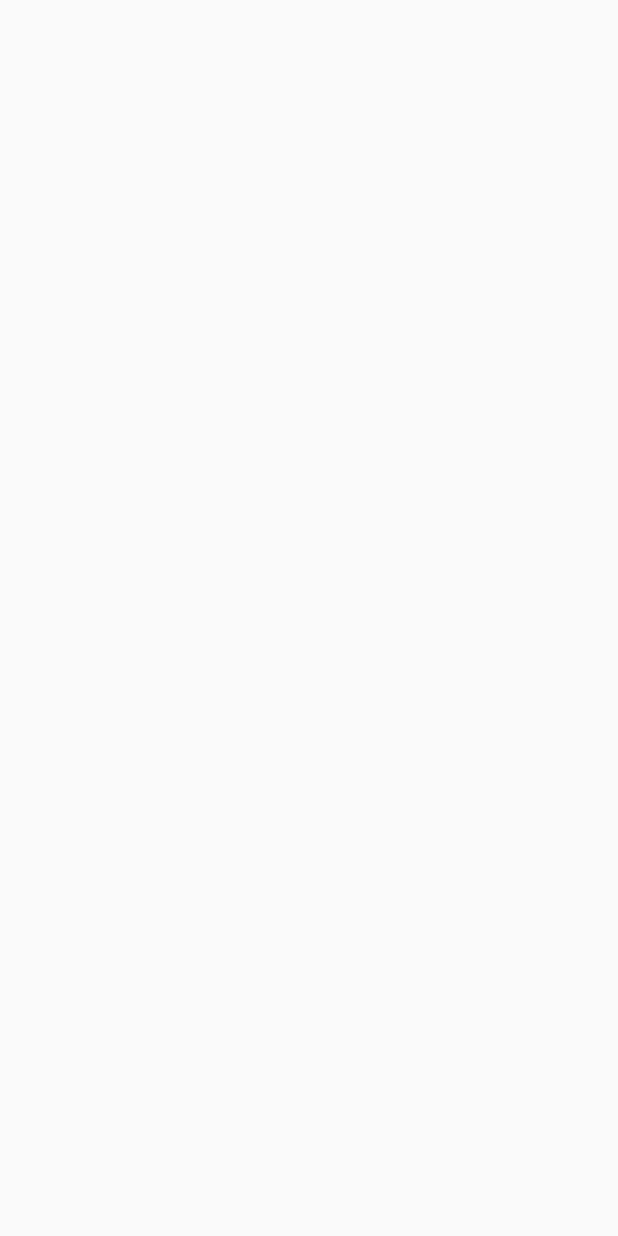
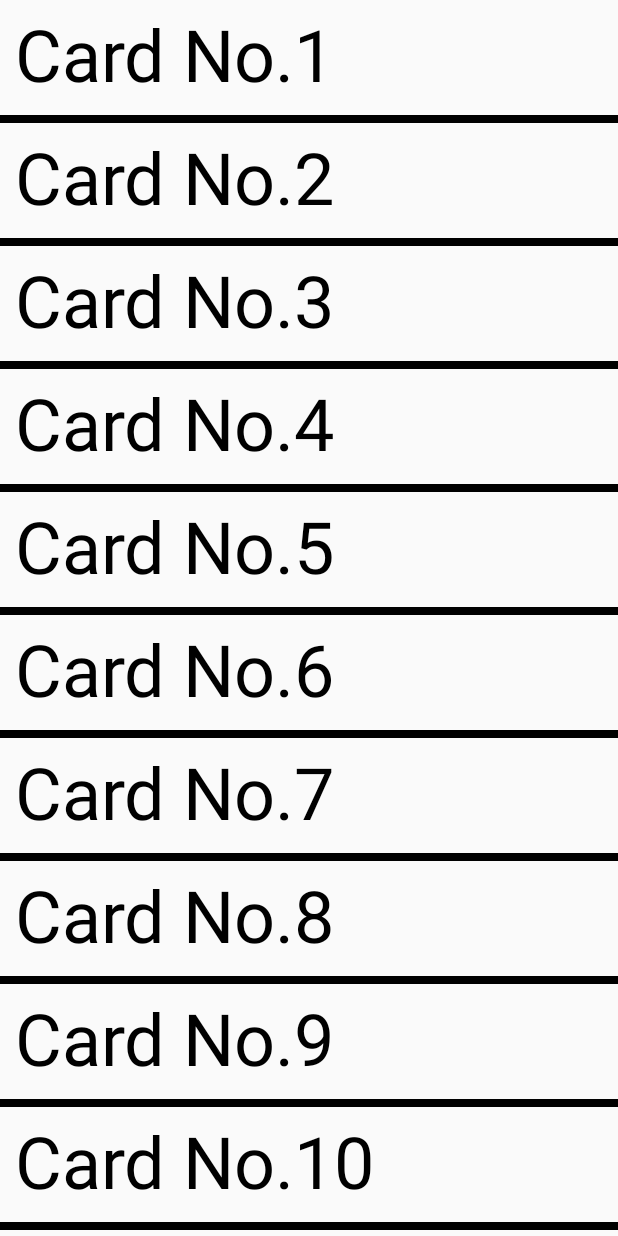
Before and after one commit to K-Mose/JetpackComposeFundamentals, an Android app built with Jetpack Compose: the screen it shows after launch (RecyclerViewActivity), on a phone screen of 412 x 824 dp. Before the commit the screen is empty. Run offline under Robolectric (Android 15) with nearby library versions, the phone set to English and light mode, and no system bars.

Commit message:
Jetpack Compose - Basic Scrollable List

```diff
--- a/app/src/main/java/com/kmose/jetpackcomposefundamentals/recyclerview/RecyclerViewActivity.kt
+++ b/app/src/main/java/com/kmose/jetpackcomposefundamentals/recyclerview/RecyclerViewActivity.kt
@@ -5,19 +5,45 @@ import androidx.activity.ComponentActivity
 import androidx.activity.compose.setContent
 import androidx.compose.foundation.layout.Column
 import androidx.compose.foundation.layout.fillMaxSize
+import androidx.compose.foundation.layout.padding
+import androidx.compose.material.Divider
 import androidx.compose.material.MaterialTheme
 import androidx.compose.material.Surface
 import androidx.compose.material.Text
 import androidx.compose.runtime.Composable
 import androidx.compose.ui.Modifier
+import androidx.compose.ui.graphics.Color
 import androidx.compose.ui.tooling.preview.Preview
+import androidx.compose.ui.unit.dp
 import com.kmose.jetpackcomposefundamentals.recyclerview.ui.theme.JetpackComposeFundamentalsTheme
+import androidx.compose.foundation.rememberScrollState
+import androidx.compose.foundation.verticalScroll
 
 class RecyclerViewActivity : ComponentActivity() {
     override fun onCreate(savedInstanceState: Bundle?) {
         super.onCreate(savedInstanceState)
         setContent {
-
+            ScrollableColumnDemo()
         }
     }
 }
+
+/*
+Scroll 조건
+1. Get an instacne of ScrollState
+2. Add VerticalScroll modifier
+ */
+@Composable
+fun ScrollableColumnDemo() {
+    val scrollState = rememberScrollState()
+    Column (
+        modifier = Modifier.verticalScroll(scrollState)
+    ) {
+        for (i in 1 .. 100) {
+            Text(text = "Card No.$i",
+                style = MaterialTheme.typography.h3,
+                modifier = Modifier.padding(10.dp))
+            Divider(color = Color.Black, thickness = 5.dp )
+        }
+    }
+}
--- a/build.gradle
+++ b/build.gradle
@@ -6,7 +6,7 @@ buildscript {
 plugins {
     id 'com.android.application' version '7.1.3' apply false
     id 'com.android.library' version '7.1.3' apply false
-    id 'org.jetbrains.kotlin.android' version '1.5.30' apply false
+    id 'org.jetbrains.kotlin.android' version '1.5.21' apply false
 }
 
 task clean(type: Delete) {
```
